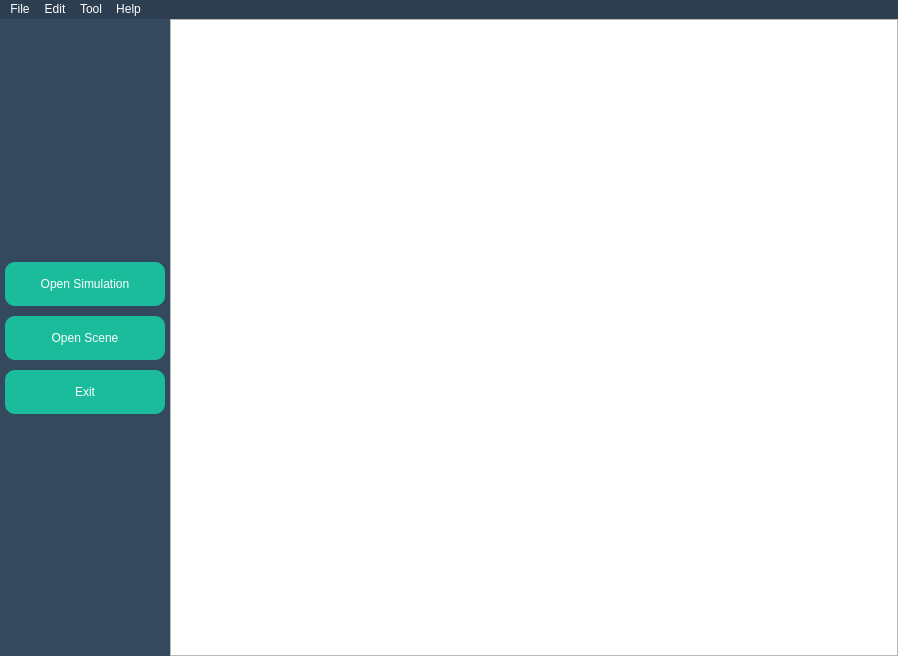
Before: the Qt Designer form mainwindow.ui in KimangKhenng/Traffic-SImulation-and-Visualization, drawn with Qt 5.
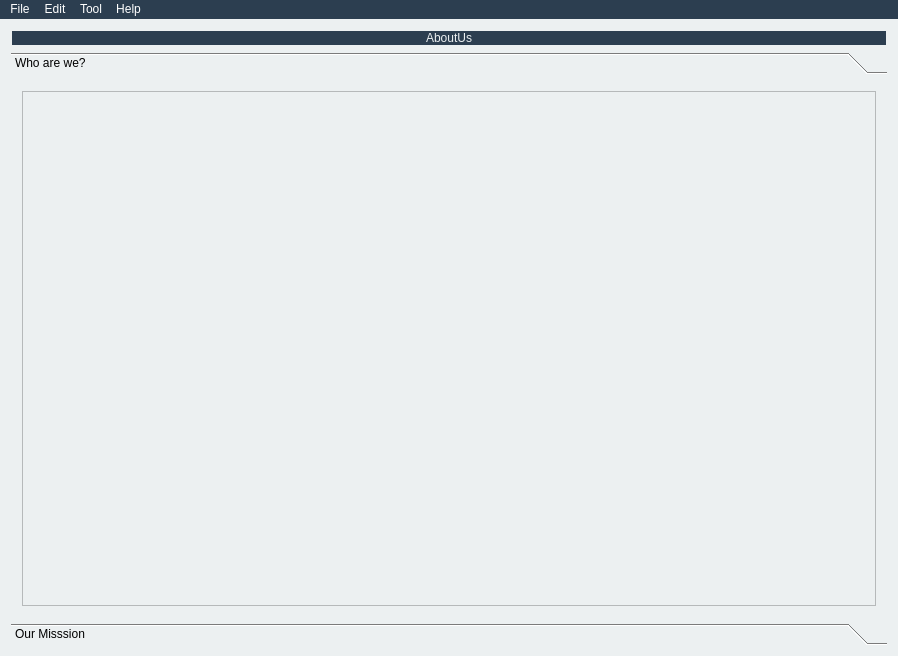
After: the same form once the commit is applied. The open tabs and pages were chosen to show the change. Custom widgets are drawn as their Qt base class.

Commit message: Add: About Dynamic Control

```diff
--- a/mainwindow.ui
+++ b/mainwindow.ui
@@ -47,7 +47,7 @@
    <property name="styleSheet">
     <string notr="true"/>
    </property>
-   <layout class="QVBoxLayout" name="verticalLayout">
+   <layout class="QVBoxLayout" name="verticalLayout_5">
     <property name="spacing">
      <number>0</number>
     </property>
@@ -89,10 +89,10 @@
        </property>
        <property name="styleSheet">
         <string notr="true">QPushButton{
-font: 15pt &quot;Century Gothic&quot;;
-color: rgb(255, 255, 255);
-background-color: #1abc9c;
-border-radius: 10px;
+	font: 15pt &quot;Century Gothic&quot;;
+	color: rgb(255, 255, 255);
+	background-color: #1abc9c;
+	border-radius: 10px;
 }
  QPushButton:pressed {
  background-color: qlineargradient(x1: 0, y1: 0, x2: 0, y2: 1,stop: 0 #dadbde, stop: 1 #f6f7fa);
@@ -472,6 +472,115 @@
         </sizepolicy>
        </property>
       </widget>
+      <widget class="QWidget" name="m_about_us_page">
+       <property name="styleSheet">
+        <string notr="true">QWidget{
+	
+	background-color: rgb(236, 240, 241);
+	font: 14pt &quot;Century Gothic&quot;;
+}
+QLabel{	
+	font: 24pt &quot;Century Gothic&quot;;
+	color: rgb(236, 240, 241);
+	background-color: rgb(44, 62, 80);
+}</string>
+       </property>
+       <layout class="QVBoxLayout" name="verticalLayout">
+        <item>
+         <widget class="QLabel" name="m_aboutus_label">
+          <property name="sizePolicy">
+           <sizepolicy hsizetype="Expanding" vsizetype="Preferred">
+            <horstretch>0</horstretch>
+            <verstretch>0</verstretch>
+           </sizepolicy>
+          </property>
+          <property name="acceptDrops">
+           <bool>true</bool>
+          </property>
+          <property name="frameShape">
+           <enum>QFrame::Box</enum>
+          </property>
+          <property name="text">
+           <string>AboutUs</string>
+          </property>
+          <property name="alignment">
+           <set>Qt::AlignCenter</set>
+          </property>
+         </widget>
+        </item>
+        <item>
+         <widget class="QToolBox" name="toolBox">
+          <property name="sizePolicy">
+           <sizepolicy hsizetype="Expanding" vsizetype="Expanding">
+            <horstretch>0</horstretch>
+            <verstretch>0</verstretch>
+           </sizepolicy>
+          </property>
+          <property name="styleSheet">
+           <string notr="true"/>
+          </property>
+          <property name="currentIndex">
+           <number>0</number>
+          </property>
+          <widget class="QWidget" name="m_introduction_page">
+           <property name="geometry">
+            <rect>
+             <x>0</x>
+             <y>0</y>
+             <width>880</width>
+             <height>496</height>
+            </rect>
+           </property>
+           <property name="styleSheet">
+            <string notr="true"/>
+           </property>
+           <attribute name="label">
+            <string>Who are we?</string>
+           </attribute>
+           <layout class="QVBoxLayout" name="verticalLayout_6">
+            <item>
+             <widget class="QFrame" name="frame">
+              <property name="frameShape">
+               <enum>QFrame::StyledPanel</enum>
+              </property>
+              <property name="frameShadow">
+               <enum>QFrame::Raised</enum>
+              </property>
+             </widget>
+            </item>
+           </layout>
+          </widget>
+          <widget class="QWidget" name="m_our_mission">
+           <property name="geometry">
+            <rect>
+             <x>0</x>
+             <y>0</y>
+             <width>880</width>
+             <height>496</height>
+            </rect>
+           </property>
+           <attribute name="label">
+            <string>Our Misssion</string>
+           </attribute>
+           <layout class="QVBoxLayout" name="verticalLayout_7">
+            <item>
+             <widget class="QFrame" name="frame_2">
+              <property name="frameShape">
+               <enum>QFrame::StyledPanel</enum>
+              </property>
+              <property name="frameShadow">
+               <enum>QFrame::Raised</enum>
+              </property>
+             </widget>
+            </item>
+           </layout>
+           <zorder>label</zorder>
+           <zorder>frame_2</zorder>
+          </widget>
+         </widget>
+        </item>
+       </layout>
+      </widget>
      </widget>
     </item>
    </layout>
```
Left out of the diff: 65 changed lines with no effect on the pictures. The commit also changes 11 other files.
